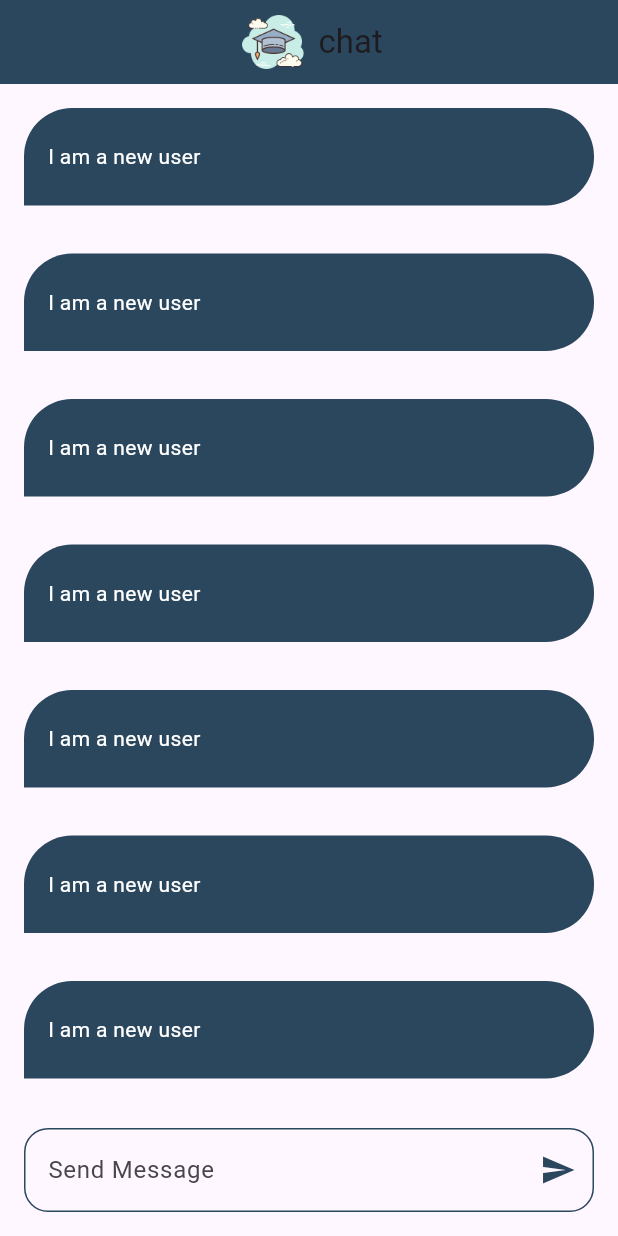
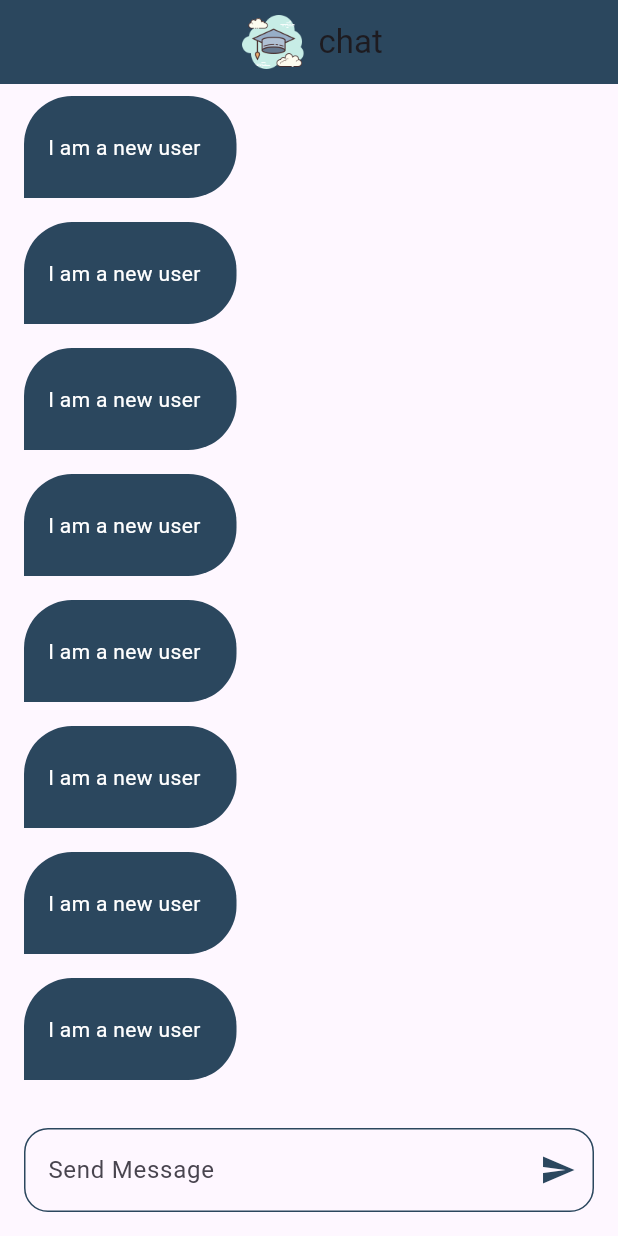
Before and after one commit to bero9/basic_chat_app, a Flutter app: the ChatScrean screen opened directly, on a phone screen of 412 x 824 dp. Run offline on Flutter 3.47's test engine with Material 3 defaults, Android fonts, the phone set to English and light mode, and no system bars; our stand-ins replace firebase_auth, firebase_core, modal_progress_hud_nsn; accounts and stored records are empty.

Commit message:
fix chat bublle

```diff
--- a/lib/components/custom_text_bubble.dart
+++ b/lib/components/custom_text_bubble.dart
@@ -10,12 +10,13 @@ class CustomTextBubble extends StatelessWidget {
 
   @override
   Widget build(BuildContext context) {
-    return Container(
+    return Align(
       alignment: Alignment.centerLeft,
-      padding: EdgeInsets.only(left: 16),
-      height: 65,
-      width: 150,
-      margin: EdgeInsets.all(16),
+      child: Container(
+
+        padding: EdgeInsets.only(left: 16,right: 24,bottom: 24,top: 24),
+
+        margin: EdgeInsets.symmetric(vertical: 8,horizontal: 16),
         decoration: BoxDecoration(
           borderRadius: BorderRadius.only(
               topLeft: Radius.circular(32),
@@ -27,6 +28,7 @@ class CustomTextBubble extends StatelessWidget {
         child: Text('I am a new user',style: TextStyle(
           color: Colors.white,
         ),),
+      ),
     );
   }
 }
```
Lines whose indentation alone changed are shown as unchanged.
